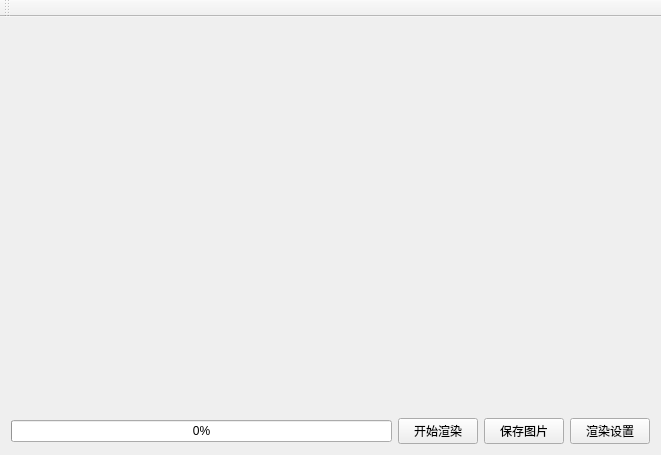
Qt form mainwindow.ui (blueroseslol/QtRaytracing) before a commit.
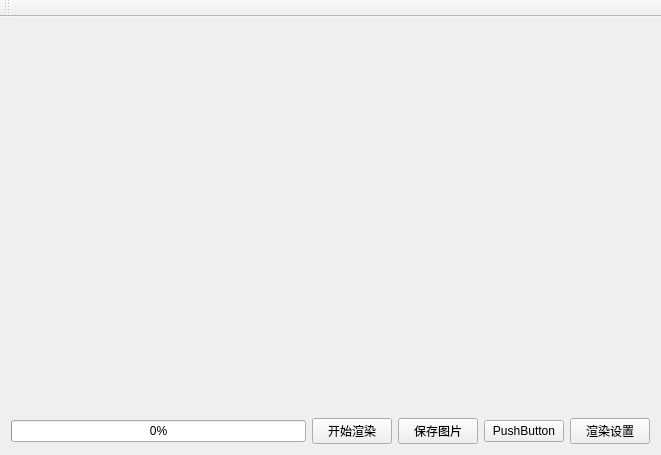
The same form after that commit.

```diff
--- a/mainwindow.ui
+++ b/mainwindow.ui
@@ -57,6 +57,13 @@
         </property>
        </widget>
       </item>
+      <item>
+       <widget class="QPushButton" name="pushButton">
+        <property name="text">
+         <string>PushButton</string>
+        </property>
+       </widget>
+      </item>
       <item>
        <widget class="QPushButton" name="pushButton_renderSetting">
         <property name="text">
```
